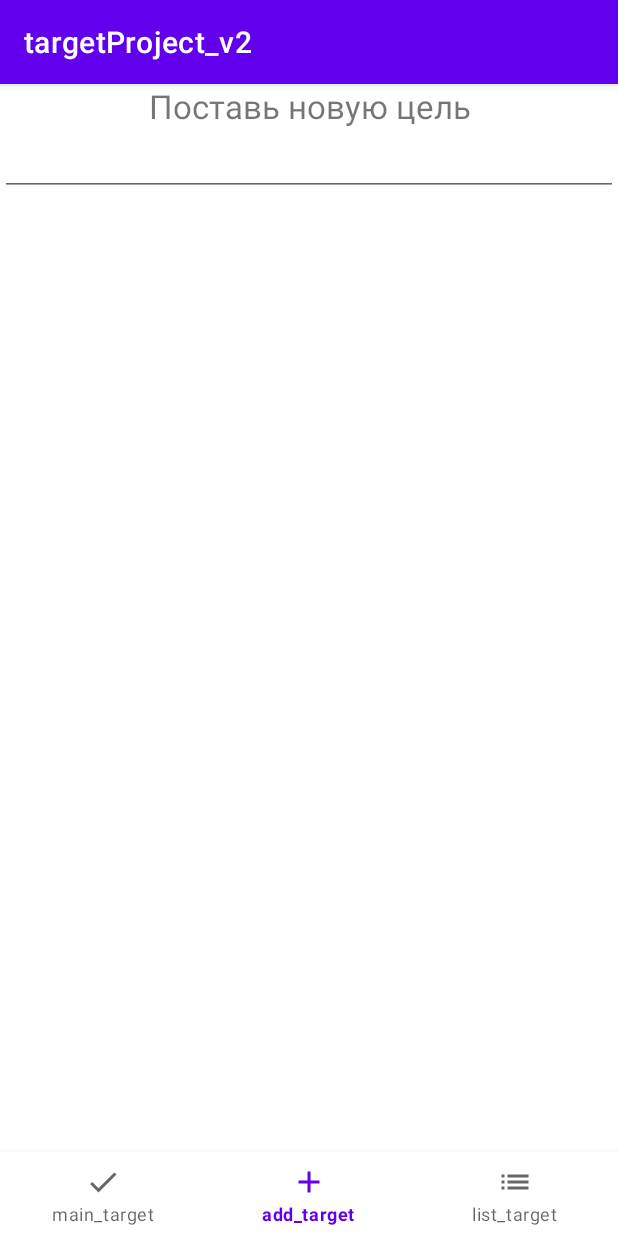
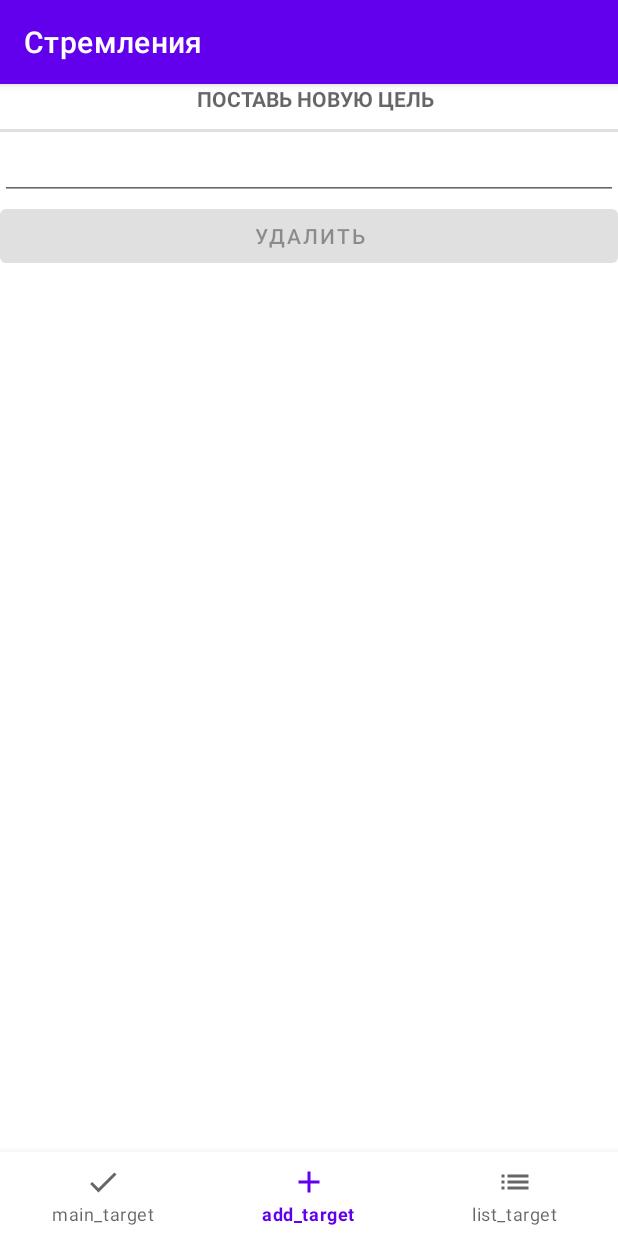
Before and after one commit to Xetcer/AndroidTargetProject_v2, an Android app: the screen it shows after launch (MainActivity), item 2 of the bottom bar chosen, on a phone screen of 412 x 824 dp. Run offline under Robolectric (Android 15) with nearby library versions, the phone set to English and light mode, and no system bars; our stand-ins replace Room's generated code.

```diff
--- a/app/src/main/java/xetzer/targetproject_v2/AddTargetFragment.kt
+++ b/app/src/main/java/xetzer/targetproject_v2/AddTargetFragment.kt
@@ -8,6 +8,7 @@ import android.view.View
 import android.view.ViewGroup
 import android.view.inputmethod.EditorInfo
 import android.view.inputmethod.InputMethodManager
+import android.widget.Button
 import android.widget.EditText
 import android.widget.Toast
 import androidx.fragment.app.activityViewModels
@@ -17,6 +18,7 @@ const val TYPED_TEXT_TAG = "TypedText"
 
 class AddTargetFragment : Fragment() {
     private lateinit var addTargetEditText: EditText
+    private lateinit var deleteTargetsButton:Button
     private val sharedViewModel: SharedViewModel by activityViewModels()
     override fun onCreateView(
         inflater: LayoutInflater, container: ViewGroup?,
@@ -26,7 +28,11 @@ class AddTargetFragment : Fragment() {
         val view = inflater.inflate(R.layout.fragment_add_target, container, false)
         addTargetEditText = view.findViewById(R.id.addTarget_editText)
         addTargetEditText.imeOptions = EditorInfo.IME_ACTION_DONE
-        sharedViewModel.getTargets(viewLifecycleOwner)
+        deleteTargetsButton = view.findViewById(R.id.delete_all_targets_button)
+        deleteTargetsButton.setOnClickListener {
+            sharedViewModel.deleteBD()
+        }
+
         if (savedInstanceState != null) {
             addTargetEditText.setText(savedInstanceState.getString(TYPED_TEXT_TAG))
         }
@@ -38,10 +44,14 @@ class AddTargetFragment : Fragment() {
                     context?.getSystemService(INPUT_METHOD_SERVICE) as InputMethodManager
                 inputMethodManager.hideSoftInputFromWindow(view.windowToken, 0)
                 var rptCounter = 0
-                for (item in sharedViewModel.targetList) {
-                    if (item.target == addTargetEditText.text.toString()) {
-                        rptCounter++
-                        break
+                sharedViewModel.targetList.observe(viewLifecycleOwner) { targets ->
+                    targets?.let {
+                        for (item in it) {
+                            if (item.target == addTargetEditText.text.toString()) {
+                                rptCounter++
+                                break
+                            }
+                        }
                     }
                 }
                 if (rptCounter == 0) {
--- a/app/src/main/java/xetzer/targetproject_v2/MainTargetFragment.kt
+++ b/app/src/main/java/xetzer/targetproject_v2/MainTargetFragment.kt
@@ -28,13 +28,12 @@ class MainTargetFragment : Fragment() {
 
         targetView = view.findViewById(R.id.currentTarget_textView)
 
-        sharedViewModel.getTargetsTest(viewLifecycleOwner)
         if ( savedInstanceState != null){
             val message: String? = savedInstanceState.getString(RESTORE_TAG)
             targetView.text = message
         }else{
             // Обновление значений из базы данных в режиме реального времени.
-            sharedViewModel.targetListTst?.observe(viewLifecycleOwner) { targets ->
+            sharedViewModel.targetList.observe(viewLifecycleOwner) { targets ->
                 if (targets.size > 0) {
                     targetView.text = targets.random().target
                 } else {
--- a/app/src/main/java/xetzer/targetproject_v2/TargetRepository.kt
+++ b/app/src/main/java/xetzer/targetproject_v2/TargetRepository.kt
@@ -8,7 +8,7 @@ import xetzer.targetproject_v2.database.TargetsDataBase
 import java.util.*
 import java.util.concurrent.Executors
 
-private const val DATABASE_NAME = "crime-database"
+private const val DATABASE_NAME = "targets-database"
 class TargetRepository private constructor (context: Context) {
 
     companion object{
@@ -28,9 +28,14 @@ class TargetRepository private constructor (context: Context) {
         TargetsDataBase::class.java,
         DATABASE_NAME
     ).build()
+
     private val targetDao = dataBase.targetDao()
     private val executor = Executors.newSingleThreadExecutor()
-
+    fun deleteDataBase(){
+        executor.execute {
+            dataBase.clearAllTables()
+        }
+    }
     fun getTargets() : LiveData<MutableList<TargetClass>> = targetDao.getAllTargets()
     fun getTarget(id:UUID): LiveData<TargetClass?> = targetDao.getTarget(id)
     fun addTarget(target:TargetClass){
--- a/app/src/main/java/xetzer/targetproject_v2/viewModel/SharedViewModel.kt
+++ b/app/src/main/java/xetzer/targetproject_v2/viewModel/SharedViewModel.kt
@@ -1,6 +1,5 @@
 package xetzer.targetproject_v2.viewModel
 
-import androidx.lifecycle.LifecycleOwner
 import androidx.lifecycle.LiveData
 import androidx.lifecycle.ViewModel
 import xetzer.targetproject_v2.TargetClass
@@ -8,34 +7,16 @@ import xetzer.targetproject_v2.TargetRepository
 
 class SharedViewModel : ViewModel() {
     private val targetRepository = TargetRepository.getInstance()
-    var targetList: MutableList<TargetClass> = mutableListOf()
+    var targetList = targetRepository.getTargets()
     var targetListTst : LiveData<MutableList<TargetClass>> ? = null
     var editTarget: TargetClass? = null
 
+    fun deleteBD(){
+        targetRepository.deleteDataBase()
+    }
+
     fun addTarget(target: TargetClass) {
         targetRepository.addTarget(target)
-    }
-
-    fun getTargets(viewLifecycleOwner: LifecycleOwner) {
-        val targetListLiveData = targetRepository.getTargets()
-        targetListLiveData.observe(
-            viewLifecycleOwner
-        ) { targets ->
-            targets?.let {
-                this.targetList = targets
-            }
-        }
-    }
-    fun getTargetsTest(viewLifecycleOwner: LifecycleOwner): LiveData<MutableList<TargetClass>> ? {
-        targetListTst = targetRepository.getTargets()
-        targetListTst?.observe(
-            viewLifecycleOwner
-        ) { targets ->
-            targets?.let {
-                this.targetList = targets
-            }
-        }
-        return targetListTst
     }
 
     fun updateTarget(target:TargetClass){
--- a/app/src/main/res/layout/fragment_add_target.xml
+++ b/app/src/main/res/layout/fragment_add_target.xml
@@ -9,6 +9,7 @@
     <!-- TODO: Update blank fragment layout -->
     <TextView
         android:id="@+id/add_target_textView"
+        style="?android:listSeparatorTextViewStyle"
         android:layout_width="match_parent"
         android:layout_height="wrap_content"
         android:gravity="center_horizontal"
@@ -21,7 +22,15 @@
         android:layout_height="wrap_content"
         android:imeOptions="actionDone"
         android:singleLine="true"
-        app:layout_constraintTop_toBottomOf="@id/add_target_textView"
-        />
+        android:inputType="textCapSentences"
+        app:layout_constraintTop_toBottomOf="@id/add_target_textView" />
+
+    <Button
+        android:id="@+id/delete_all_targets_button"
+        android:layout_width="match_parent"
+        android:layout_height="wrap_content"
+        android:text="@string/delete_target"
+        android:enabled="false"
+        app:layout_constraintTop_toBottomOf="@id/addTarget_editText" />
 
 </androidx.constraintlayout.widget.ConstraintLayout>
--- a/app/src/main/res/layout/fragment_main_target.xml
+++ b/app/src/main/res/layout/fragment_main_target.xml
@@ -23,7 +23,7 @@
         app:layout_constraintTop_toBottomOf="@+id/target_textView" />
 
     <TextView
-        android:id="@+id/targetDateTime_textView"
+        android:id="@+id/target_date_text_view"
         style="@style/Theme.TargetProject_v2.TextViewBold"
         android:layout_width="match_parent"
         android:layout_height="wrap_content"
@@ -33,7 +33,7 @@
     <ImageView
         android:id="@+id/mainImage_imageView"
         style="@style/Theme.TargetProject_v2.ImageView"
-        app:layout_constraintTop_toTopOf="@+id/targetDateTime_textView"
+        app:layout_constraintTop_toTopOf="@+id/target_date_text_view"
         app:layout_constraintBottom_toTopOf="@+id/shareTarget_btn"
         android:layout_width="match_parent"
         android:layout_height="0dp" />
--- a/app/src/main/res/values-night/strings.xml
+++ b/app/src/main/res/values-night/strings.xml
@@ -12,4 +12,6 @@
     <string name="testTarget">Чтобы Тебя заметили Боги, нужно быть впереди!</string>
     <string name="editTarget">ИЗМЕНИТЬ</string>
     <string name="delete_target">УДАЛИТЬ</string>
+    <string name="target_image">Изображение цели</string>
+    <string name="testDate">16.03.22</string>
 </resources>
--- a/app/src/main/res/values/colors.xml
+++ b/app/src/main/res/values/colors.xml
@@ -8,4 +8,5 @@
     <color name="black">#FF000000</color>
     <color name="white">#FFFFFFFF</color>
     <color name="red">#F44336</color>
+    <color name="smoke">#C0C0C0</color>
 </resources>
--- a/app/src/main/res/values/strings.xml
+++ b/app/src/main/res/values/strings.xml
@@ -1,5 +1,5 @@
 <resources>
-    <string name="app_name">targetProject_v2</string>
+    <string name="app_name">Стремления</string>
     <string name="main_target">main_target</string>
     <string name="add_target">add_target</string>
     <string name="list_target">list_target</string>
@@ -16,4 +16,6 @@
     <string name="testTarget">Чтобы Тебя заметили Боги, нужно быть впереди!</string>
     <string name="editTarget">ИЗМЕНИТЬ</string>
     <string name="delete_target">УДАЛИТЬ</string>
+    <string name="target_image">Изображение цели</string>
+    <string name="testDate">16.03.22</string>
 </resources>
```
Also changed, not shown: app/src/main/java/xetzer/targetproject_v2/EditTargetFragment.kt (+7 -7 lines), app/src/main/java/xetzer/targetproject_v2/ListTargetFragment.kt (+29 -6 lines), app/src/main/java/xetzer/targetproject_v2/TargetAdapter.kt (+5 -4 lines), app/src/main/java/xetzer/targetproject_v2/TargetViewHolder.kt (+16 -2 lines), app/src/main/res/drawable/ic_baseline_delete_24.xml (added, +10 -0 lines), app/src/main/res/drawable/ic_baseline_edit_24.xml (added, +10 -0 lines), app/src/main/res/layout/fragment_list_target.xml (+4 -4 lines), app/src/main/res/layout/target_card_list_item.xml (added, +88 -0 lines).
